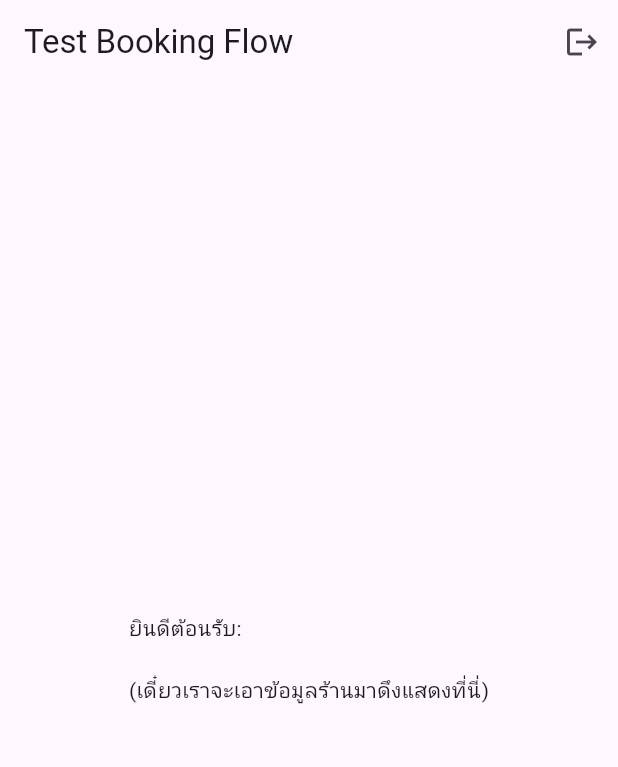
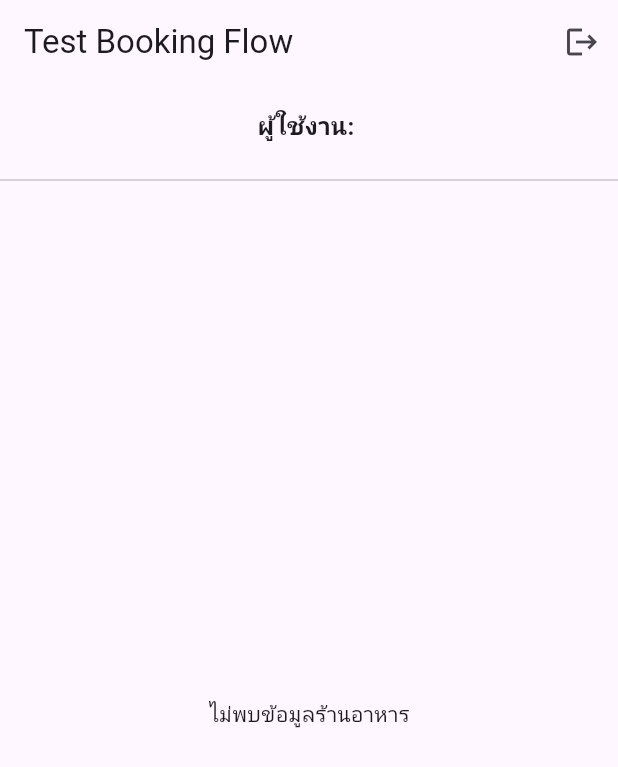
Before and after one commit to rattanan-kit/mobile_project2, a Flutter app: the screen it shows once a user with an empty profile is signed in, after a tap on the "logout" icon, on a phone screen of 412 x 824 dp. Shown: the top 767 px of the screen. Run offline on Flutter 3.47's test engine with Material 3 defaults, Android fonts, the phone set to English and light mode, and no system bars; our stand-ins replace cloud_firestore, firebase_auth, firebase_core; accounts and stored records are empty.

Commit message:
test การดึงข้อมูลร้านมา real time

```diff
--- a/lib/document.txt
+++ b/lib/document.txt
@@ -1,4 +1,6 @@
+firebase [project2]
+
 test การเชื่อมต่อ Firebase
 test ระบบ registor & login เบื้องต้น
 
-firebase [project2]
+test การดึงข้อมูลร้านอาหารทั้งหมดมาเป็น Stream (Real-time)
--- a/lib/models/restaurant_model.dart
+++ b/lib/models/restaurant_model.dart
@@ -0,0 +1,34 @@
+class RestaurantModel {
+  final String id;
+  final String name;
+  final String category;
+  final String description;
+  final String imageUrl;
+  final double rating;
+  final int reviewCount;
+  final int capacityPerSlot;
+
+  RestaurantModel({
+    required this.id,
+    required this.name,
+    required this.category,
+    required this.description,
+    required this.imageUrl,
+    required this.rating,
+    required this.reviewCount,
+    required this.capacityPerSlot,
+  });
+
+  factory RestaurantModel.fromJson(Map<String, dynamic> json, String docId) {
+    return RestaurantModel(
+      id: docId,
+      name: json['name'] ?? '',
+      category: json['category'] ?? '',
+      description: json['description'] ?? '',
+      imageUrl: json['imageUrl'] ?? '',
+      rating: (json['rating'] ?? 0).toDouble(),
+      reviewCount: json['reviewCount'] ?? 0,
+      capacityPerSlot: json['capacityPerSlot'] ?? 0,
+    );
+  }
+}
--- a/lib/pages/test_booking_page.dart
+++ b/lib/pages/test_booking_page.dart
@@ -1,14 +1,16 @@
 import 'package:flutter/material.dart';
 import 'package:firebase_auth/firebase_auth.dart';
 import '../services/auth_service.dart';
+import '../services/restaurant_service.dart';
+import '../models/restaurant_model.dart';
 
 class TestBookingPage extends StatelessWidget {
   const TestBookingPage({super.key});
 
   @override
   Widget build(BuildContext context) {
-    // ดึงอีเมลของคนที่ล็อกอินอยู่มาแสดง
     final userEmail = FirebaseAuth.instance.currentUser?.email ?? 'No Email';
+    final RestaurantService _restaurantService = RestaurantService();
 
     return Scaffold(
       appBar: AppBar(
@@ -17,16 +19,77 @@ class TestBookingPage extends StatelessWidget {
           IconButton(
             icon: const Icon(Icons.logout),
             onPressed: () {
-              AuthService()
-                  .logout(); // พอกดปุ่มนี้ มันจะเด้งกลับไปหน้า Login เอง
+              AuthService().logout();
             },
           ),
         ],
       ),
-      body: Center(
-        child: Text(
-          'ยินดีต้อนรับ: $userEmail\n\n(เดี๋ยวเราจะเอาข้อมูลร้านมาดึงแสดงที่นี่)',
-        ),
+      body: Column(
+        children: [
+          Padding(
+            padding: const EdgeInsets.all(16.0),
+            child: Text(
+              'ผู้ใช้งาน: $userEmail',
+              style: const TextStyle(fontSize: 16, fontWeight: FontWeight.bold),
+            ),
+          ),
+          const Divider(),
+          Expanded(
+            // ใช้ StreamBuilder เพื่อรอรับข้อมูลจาก Firestore
+            child: StreamBuilder<List<RestaurantModel>>(
+              stream: _restaurantService.getRestaurants(),
+              builder: (context, snapshot) {
+                if (snapshot.connectionState == ConnectionState.waiting) {
+                  return const Center(child: CircularProgressIndicator());
+                }
+                if (snapshot.hasError) {
+                  return Center(
+                    child: Text('เกิดข้อผิดพลาด: ${snapshot.error}'),
+                  );
+                }
+
+                final restaurants = snapshot.data ?? [];
+
+                if (restaurants.isEmpty) {
+                  return const Center(child: Text('ไม่พบข้อมูลร้านอาหาร'));
+                }
+
+                // แสดงรายการร้านอาหารแบบง่ายๆ
+                return ListView.builder(
+                  itemCount: restaurants.length,
+                  itemBuilder: (context, index) {
+                    final restaurant = restaurants[index];
+                    return Card(
+                      margin: const EdgeInsets.all(16),
+                      child: ListTile(
+                        leading: Image.network(
+                          restaurant.imageUrl,
+                          width: 60,
+                          height: 60,
+                          fit: BoxFit.cover,
+                          // เผื่อลิงก์รูปพัง จะได้โชว์ไอคอนแทน
+                          errorBuilder: (c, o, s) =>
+                              const Icon(Icons.restaurant, size: 40),
+                        ),
+                        title: Text(restaurant.name),
+                        subtitle: Text(
+                          'ความจุ: ${restaurant.capacityPerSlot} ที่นั่ง/รอบ\nเรตติ้ง: ${restaurant.rating}',
+                        ),
+                        trailing: ElevatedButton(
+                          onPressed: () {
+                            // เดี๋ยวเราจะมาเขียนฟังก์ชันจองโต๊ะตรงนี้!
+                            print('กดจองร้าน ${restaurant.name}');
+                          },
+                          child: const Text('จอง'),
+                        ),
+                      ),
+                    );
+                  },
+                );
+              },
+            ),
+          ),
+        ],
       ),
     );
   }
--- /dev/null
+++ b/lib/services/restaurant_service.dart
@@ -0,0 +1,15 @@
+import 'package:cloud_firestore/cloud_firestore.dart';
+import '../models/restaurant_model.dart';
+
+class RestaurantService {
+  final FirebaseFirestore _db = FirebaseFirestore.instance;
+
+  // ดึงข้อมูลร้านอาหารทั้งหมดมาเป็น Stream (Real-time)
+  Stream<List<RestaurantModel>> getRestaurants() {
+    return _db.collection('restaurants').snapshots().map((snapshot) {
+      return snapshot.docs.map((doc) {
+        return RestaurantModel.fromJson(doc.data(), doc.id);
+      }).toList();
+    });
+  }
+}
```
